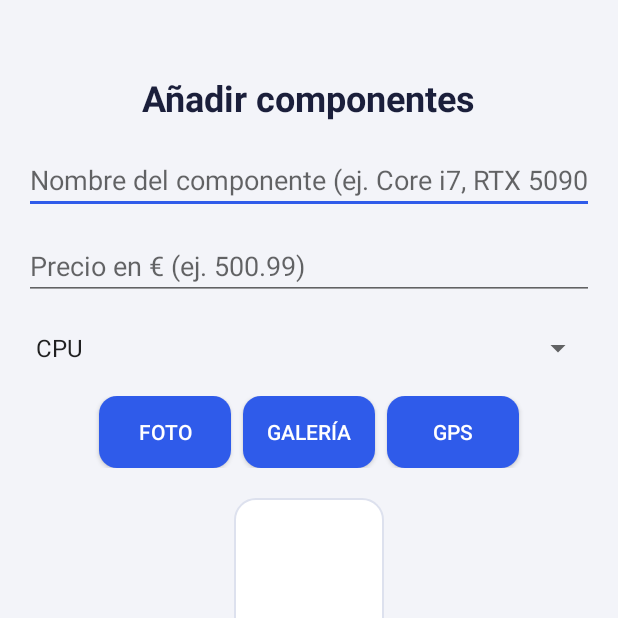
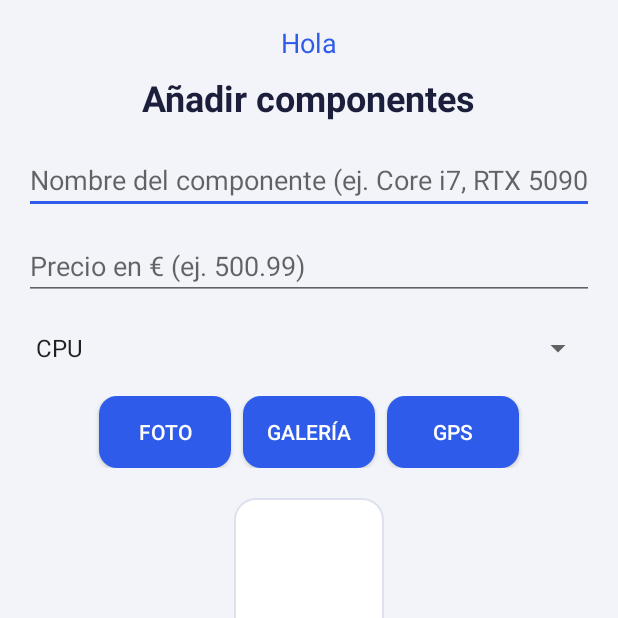
Before and after one commit to salvatore915/ProyectoPersonal, an Android app: the screen it shows after launch once a user with an empty profile is signed in (MainActivity), on a phone screen of 412 x 824 dp, the top half of it. Run offline under Robolectric (Android 15) with nearby library versions, the phone set to English and light mode, and no system bars; our stand-ins replace Firebase (no records; nobody signed in at launch, a user with empty details on screens opened directly), Room's generated code.

Commit message:
saludo, cierre de sesión y errores

```diff
--- a/app/src/main/java/com/example/proyectopersonal/MainActivity.kt
+++ b/app/src/main/java/com/example/proyectopersonal/MainActivity.kt
@@ -20,6 +20,8 @@ import androidx.lifecycle.lifecycleScope
 import com.google.android.gms.location.FusedLocationProviderClient
 import com.google.android.gms.location.LocationServices
 import com.google.android.gms.location.Priority
+import com.google.firebase.auth.FirebaseAuth
+import com.google.firebase.firestore.FirebaseFirestore
 import kotlinx.coroutines.launch
 import java.io.File
 
@@ -89,7 +91,22 @@ class MainActivity : AppCompatActivity() {
     // Inicializa vistas, recupera datos guardados y configura validaciones y navegación
     override fun onCreate(savedInstanceState: Bundle?) {
         super.onCreate(savedInstanceState)
+
+        // Sin sesión no se puede usar la app: vuelve a Login
+        val usuario = FirebaseAuth.getInstance().currentUser
+        if (usuario == null) {
+            irALogin()
+            return
+        }
+
         setContentView(R.layout.activity_main)
+
+        // Muestra el saludo y configura el cierre de sesión
+        mostrarSaludo(usuario.uid)
+        findViewById<Button>(R.id.btnCerrarSesion).setOnClickListener {
+            FirebaseAuth.getInstance().signOut()
+            irALogin()
+        }
 
         // Obtiene los campos del formulario y los botones principales
         val editNombre = findViewById<EditText>(R.id.editNombre)
@@ -215,6 +232,28 @@ class MainActivity : AppCompatActivity() {
         }
     }
 
+    // Lee usuarios/{uid} en Firestore y escribe el saludo cuando llega la respuesta
+    private fun mostrarSaludo(uid: String) {
+        val tvSaludo = findViewById<TextView>(R.id.tvSaludo)
+        FirebaseFirestore.getInstance().collection("usuarios").document(uid).get()
+            .addOnSuccessListener { documento ->
+                val nombre = documento.getString("nombre")
+                tvSaludo.text = if (nombre.isNullOrBlank()) "Hola" else "Hola, $nombre"
+            }
+            .addOnFailureListener {
+                tvSaludo.text = "Hola"
+                Toast.makeText(this, "No se ha podido cargar tu perfil", Toast.LENGTH_SHORT).show()
+            }
+    }
+
+    // Abre Login borrando el historial, para que el botón atrás no regrese aquí
+    private fun irALogin() {
+        val intent = Intent(this, LoginActivity::class.java)
+        intent.flags = Intent.FLAG_ACTIVITY_NEW_TASK or Intent.FLAG_ACTIVITY_CLEAR_TASK
+        startActivity(intent)
+        finish()
+    }
+
     // Actualiza el resumen de cantidad y precio total cada vez que la pantalla vuelve a verse
     override fun onResume() {
         super.onResume()
```
